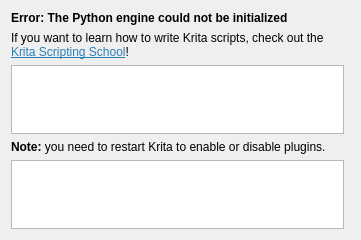
Old version of the form plugins/extensions/pykrita/plugin/manager.ui in the repository udtren/Solstice.
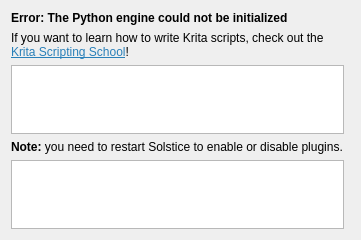
New version of the form.

Commit message: Name the application Solstice in interface strings; updaters off

```diff
--- a/plugins/extensions/pykrita/plugin/manager.ui
+++ b/plugins/extensions/pykrita/plugin/manager.ui
@@ -18,7 +18,7 @@
    <item row="3" column="0">
     <widget class="QLabel" name="label">
      <property name="text">
-      <string>&lt;html&gt;&lt;head/&gt;&lt;body&gt;&lt;p&gt;&lt;span style=&quot; font-weight:600;&quot;&gt;Note:&lt;/span&gt; you need to restart Krita to enable or disable plugins.&lt;/p&gt;&lt;/body&gt;&lt;/html&gt;</string>
+      <string>&lt;html&gt;&lt;head/&gt;&lt;body&gt;&lt;p&gt;&lt;span style=&quot; font-weight:600;&quot;&gt;Note:&lt;/span&gt; you need to restart Solstice to enable or disable plugins.&lt;/p&gt;&lt;/body&gt;&lt;/html&gt;</string>
      </property>
      <property name="textFormat">
       <enum>Qt::RichText</enum>
```
The commit also changes 95 other files.
